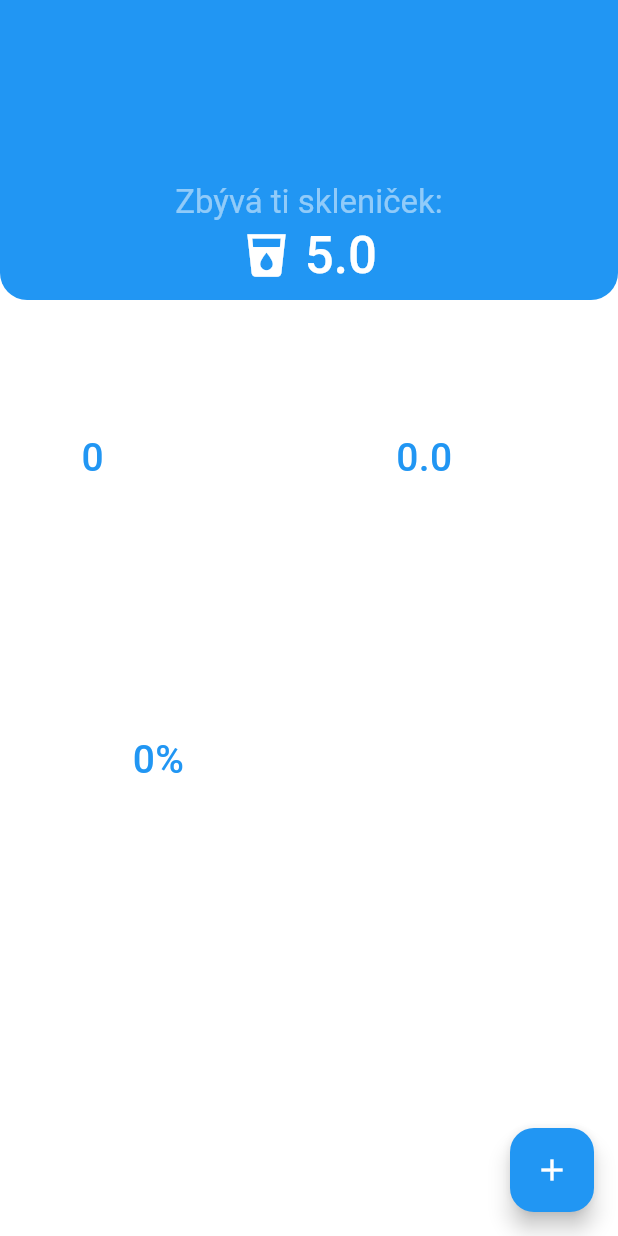
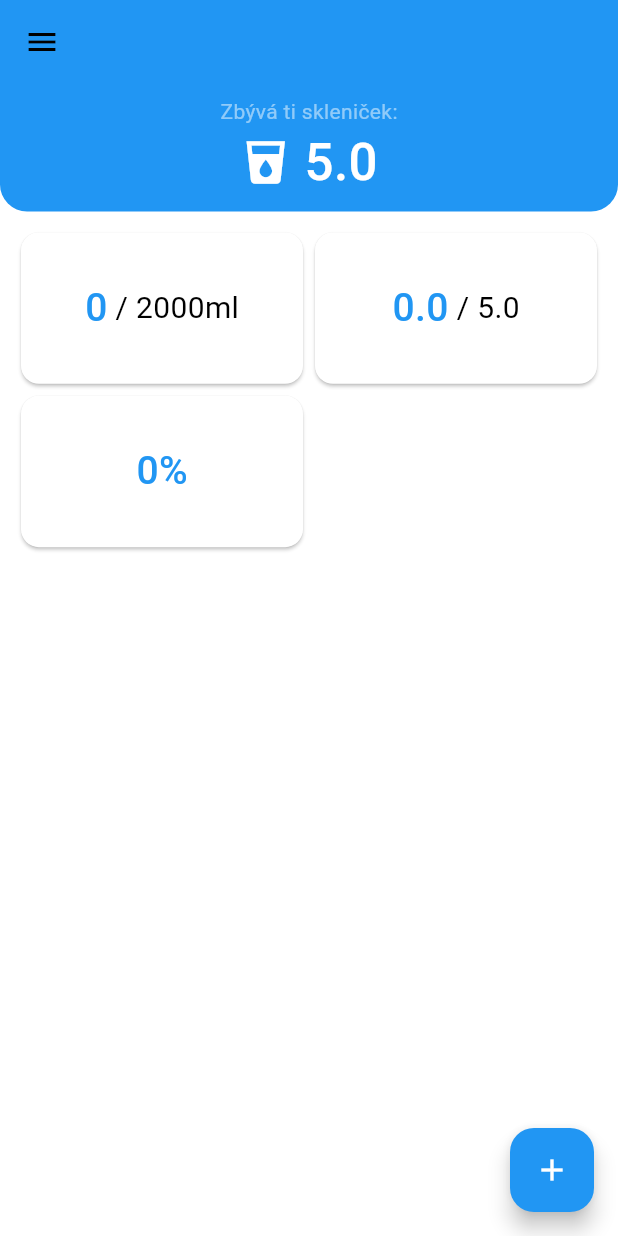
Before and after one commit to MiftikCZ/drinko_native, a Flutter app: the screen it shows after launch, on a phone screen of 412 x 824 dp. Run offline on Flutter 3.47's test engine with Material 2 defaults, Android fonts, the light colour scheme and no system bars; drawn by our look-alikes of dynamic_color; our stand-ins replace shared_preferences.

Commit message:
Optimized TopBar water tracker, cleaner design

```diff
--- a/lib/main.dart
+++ b/lib/main.dart
@@ -76,7 +76,7 @@ class _MainPageRouteState extends State<MainPageRoute> {
   void addVoda(double howMuchInMl) async {
     int counter = (db.getInt('waterDrank') ?? 0) + howMuchInMl.toInt();
 
-    await db.setInt('waterDrank', counter).then((value) {
+    db.setInt('waterDrank', counter).then((value) {
       setState(() {
         todayDrankInMl = counter;
       });
@@ -85,18 +85,19 @@ class _MainPageRouteState extends State<MainPageRoute> {
 
   @override
   Widget build(BuildContext context) {
+    Size sizeAppBarContext = MediaQuery.of(context).size;
     return Scaffold(
       appBar: AppBar(
-          toolbarHeight: 200,
           backgroundColor: Theme.of(context).colorScheme.secondaryContainer,
-          shape: const RoundedRectangleBorder(
-            borderRadius: BorderRadius.vertical(
-              bottom: Radius.circular(18),
-            ),
-          ),
-          title: Container(
-            height: 200,
-            alignment: Alignment.bottomCenter,
+          leading: IconButton(icon: Icon(Icons.menu), onPressed: () {})),
+      body: Column(
+        children: [
+          Container(
+              decoration: BoxDecoration(
+                  color: Theme.of(context).colorScheme.secondaryContainer,
+                  borderRadius: const BorderRadius.only(
+                      bottomLeft: Radius.circular(18),
+                      bottomRight: Radius.circular(18))),
               child: Padding(
                 padding: const EdgeInsets.all(8.0),
                 child: Column(
@@ -128,24 +129,30 @@ class _MainPageRouteState extends State<MainPageRoute> {
                         ],
                       )
                     ]),
-            ),
               )),
-      body: GridView.count(
+          Expanded(
+            child: GridView.count(
+              childAspectRatio: 1.8,
               primary: false,
               padding: const EdgeInsets.all(10),
-        crossAxisSpacing: 10,
-        mainAxisSpacing: 10,
+              crossAxisSpacing: 0,
+              mainAxisSpacing: 0,
               crossAxisCount: 2,
               children: [
-          DataInfoGridWidget(hodnota: "$todayDrankInMl", goal: "${goalInMl}ml"),
+                DataInfoGridWidget(
+                    hodnota: "$todayDrankInMl", goal: "${goalInMl}ml"),
                 DataInfoGridWidget(
                     hodnota:
                         "${(((todayDrankInMl / sklenickaObjemInMl) * 2).round() / 2)}",
-              goal: "${(((goalInMl / sklenickaObjemInMl) * 2).round() / 2)}"),
+                    goal:
+                        "${(((goalInMl / sklenickaObjemInMl) * 2).round() / 2)}"),
                 DataInfoGridWidget(
                   hodnota: "${((todayDrankInMl / goalInMl) * 100).round()}%",
                   goal: "",
                 )
+              ],
+            ),
+          ),
         ],
       ),
       floatingActionButton: FloatingActionButton(
@@ -174,12 +181,7 @@ class DataInfoGridWidget extends StatelessWidget {
 
   @override
   Widget build(BuildContext context) {
-    return Container(
-      padding: const EdgeInsets.all(2),
-      decoration: BoxDecoration(
-          border: Border.all(
-              width: 1, color: Theme.of(context).colorScheme.outlineVariant),
-          borderRadius: const BorderRadius.all(Radius.circular(6))),
+    return Card(
       child: Row(mainAxisAlignment: MainAxisAlignment.center, children: [
         Text(
           hodnota,
@@ -191,7 +193,7 @@ class DataInfoGridWidget extends StatelessWidget {
         Text(goal != "" ? " / $goal" : "",
             style: TextStyle(
                 fontSize: 20,
-                color: Theme.of(context).colorScheme.outlineVariant))
+                color: Theme.of(context).colorScheme.onSurfaceVariant))
       ]),
     );
   }
--- a/pubspec.yaml
+++ b/pubspec.yaml
@@ -1,7 +1,7 @@
 name: drinko_native
 description: Aplikace pro měření pitného režimu
 publish_to: 'none'
-version: 1.1.0
+version: 1.1.1
 
 environment:
   sdk: '>=2.19.6 <3.0.0'
```
Lines whose indentation alone changed are shown as unchanged.
